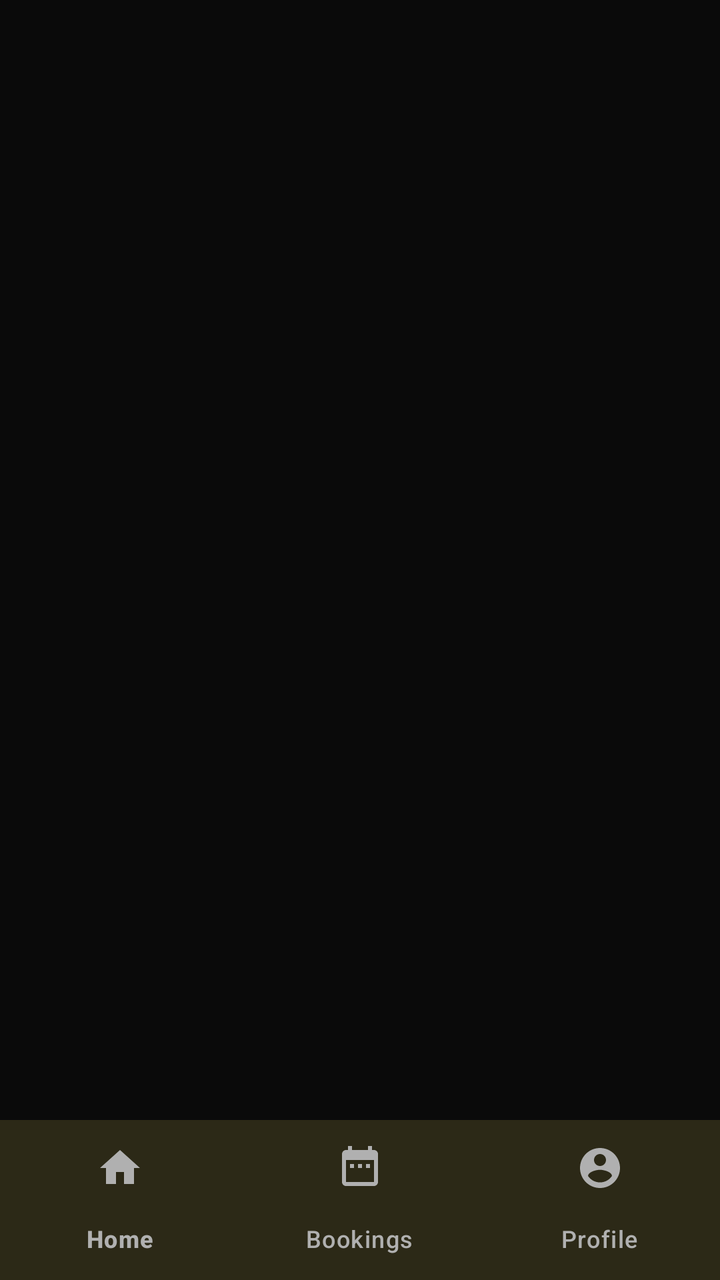
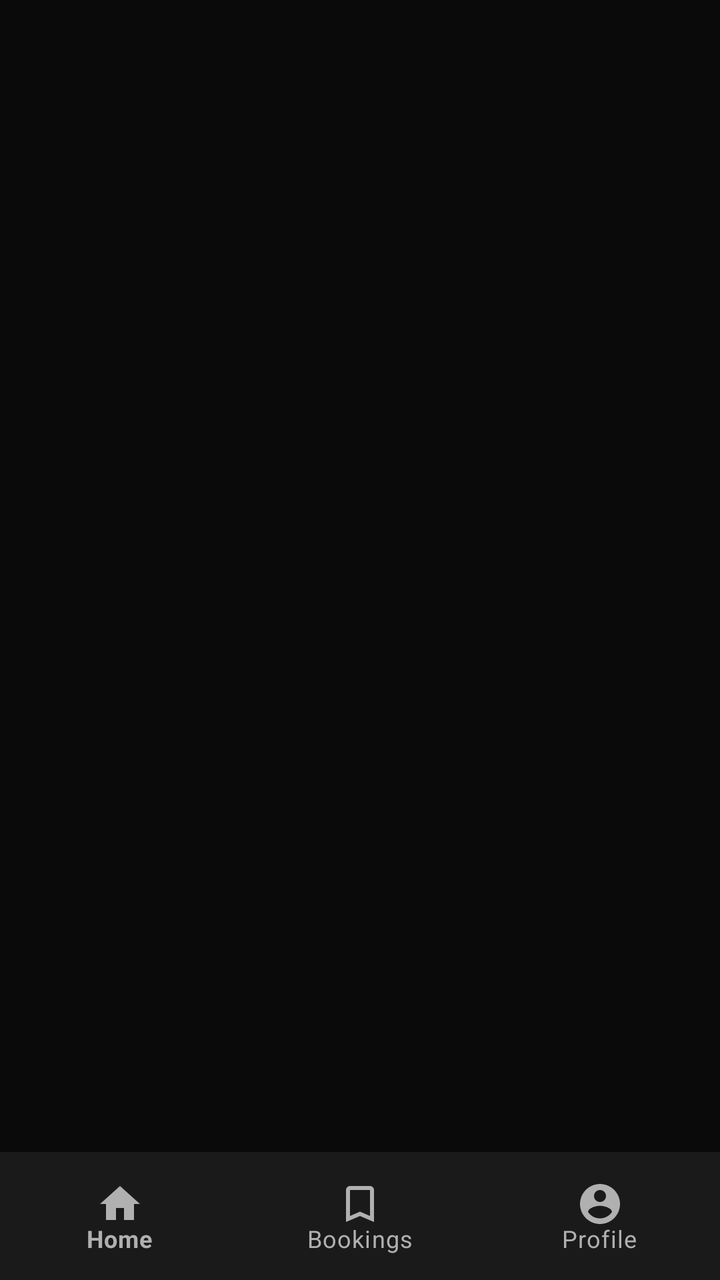

The first picture is an Android layout as it rendered before a commit; the second is the same layout after the commit. The layout source and the unified diff follow.
<!-- AndroidManifest.xml: application theme Theme.Slotify -->
<!-- res/layout/activity_main.xml -->
<?xml version="1.0" encoding="utf-8"?>
<androidx.constraintlayout.widget.ConstraintLayout
    xmlns:android="http://schemas.android.com/apk/res/android"
    xmlns:app="http://schemas.android.com/apk/res-auto"
    android:id="@+id/main"
    android:layout_width="match_parent"
    android:layout_height="match_parent"
    android:background="@color/background">

    <FrameLayout
        android:id="@+id/fragmentContainer"
        android:layout_width="match_parent"
        android:layout_height="0dp"
        app:layout_constraintTop_toTopOf="parent"
        app:layout_constraintBottom_toTopOf="@id/bottomNavigation" />

    <com.google.android.material.bottomnavigation.BottomNavigationView
        android:id="@+id/bottomNavigation"
        android:layout_width="match_parent"
        android:layout_height="wrap_content"
        android:background="@color/surface"
        app:itemIconTint="@color/nav_item_color"
        app:itemTextColor="@color/nav_item_color"
        app:labelVisibilityMode="labeled"
        app:layout_constraintBottom_toBottomOf="parent"
        app:menu="@menu/bottom_nav_menu" />

</androidx.constraintlayout.widget.ConstraintLayout>
<!-- resources referenced by this layout -->
<resources>
  <color name="background">#0A0A0A</color>
  <color name="nav_item_color">#B0B0B0</color>
  <color name="surface">#1A1A1A</color>
  <style name="Theme.Slotify" parent="Theme.Material3.DayNight.NoActionBar">
          
          <item name="colorPrimary">@color/primary</item>
          <item name="colorPrimaryVariant">@color/primary_dark</item>
          <item name="colorOnPrimary">@color/background</item>
  
          
          <item name="colorSecondary">@color/primary</item>
          <item name="colorSecondaryVariant">@color/primary_dark</item>
          <item name="colorOnSecondary">@color/background</item>
  
          
          <item name="android:colorBackground">@color/background</item>
          <item name="colorSurface">@color/surface</item>
          <item name="colorOnSurface">@color/text_primary</item>
  
          
          <item name="android:statusBarColor">@color/background</item>
          <item name="android:navigationBarColor">@color/background</item>
          <item name="android:windowLightStatusBar">false</item>
  
          
          <item name="colorError">@color/error</item>
          <item name="colorOnError">@color/white</item>
      </style>
  <color name="primary">#FFD700</color>
  <color name="primary_dark">#E6C200</color>
  <color name="text_primary">#FFFFFF</color>
  <color name="error">#F44336</color>
  <color name="white">#FFFFFF</color>
</resources>

<!-- the commit's change to res/layout/activity_main.xml (unified diff, before → after) -->
@@ -2,27 +2,35 @@
 <androidx.constraintlayout.widget.ConstraintLayout
     xmlns:android="http://schemas.android.com/apk/res/android"
     xmlns:app="http://schemas.android.com/apk/res-auto"
-    android:id="@+id/main"
     android:layout_width="match_parent"
     android:layout_height="match_parent"
-    android:background="@color/background">
+    android:background="@color/black_primary">
 
+    
     <FrameLayout
         android:id="@+id/fragmentContainer"
-        android:layout_width="match_parent"
+        android:layout_width="0dp"
         android:layout_height="0dp"
         app:layout_constraintTop_toTopOf="parent"
-        app:layout_constraintBottom_toTopOf="@id/bottomNavigation" />
+        app:layout_constraintBottom_toTopOf="@id/bottomNav"
+        app:layout_constraintStart_toStartOf="parent"
+        app:layout_constraintEnd_toEndOf="parent" />
 
+    
     <com.google.android.material.bottomnavigation.BottomNavigationView
-        android:id="@+id/bottomNavigation"
-        android:layout_width="match_parent"
-        android:layout_height="wrap_content"
-        android:background="@color/surface"
-        app:itemIconTint="@color/nav_item_color"
-        app:itemTextColor="@color/nav_item_color"
+        android:id="@+id/bottomNav"
+        android:layout_width="0dp"
+        android:layout_height="64dp"
+        android:background="@color/surface_card"
+        android:elevation="8dp"
+        android:paddingTop="6dp"
+        android:paddingBottom="6dp"
+        app:itemIconTint="@color/bottom_nav_color"
+        app:itemTextColor="@color/bottom_nav_color"
         app:labelVisibilityMode="labeled"
+        app:menu="@menu/bottom_nav_user"
         app:layout_constraintBottom_toBottomOf="parent"
-        app:menu="@menu/bottom_nav_menu" />
+        app:layout_constraintStart_toStartOf="parent"
+        app:layout_constraintEnd_toEndOf="parent" />
 
 </androidx.constraintlayout.widget.ConstraintLayout>
<!-- resource entries referenced after the edit -->
@@ -1,37 +1,24 @@
 <!-- resources referenced by this layout -->
 <resources>
-  <color name="background">#0A0A0A</color>
-  <color name="nav_item_color">#B0B0B0</color>
-  <color name="surface">#1A1A1A</color>
-  <style name="Theme.Slotify" parent="Theme.Material3.DayNight.NoActionBar">
-          
-          <item name="colorPrimary">@color/primary</item>
-          <item name="colorPrimaryVariant">@color/primary_dark</item>
-          <item name="colorOnPrimary">@color/background</item>
+  <color name="black_primary">#0A0A0A</color>
+  <color name="bottom_nav_color">#B0B0B0</color>
+  <color name="surface_card">#1A1A1A</color>
+  <style name="Theme.Slotify" parent="Theme.MaterialComponents.DayNight.NoActionBar">
   
-          
-          <item name="colorSecondary">@color/primary</item>
-          <item name="colorSecondaryVariant">@color/primary_dark</item>
-          <item name="colorOnSecondary">@color/background</item>
+          <item name="colorPrimary">@color/yellow_primary</item>
+          <item name="colorPrimaryVariant">@color/yellow_dark</item>
+          <item name="colorOnPrimary">@color/black_primary</item>
   
-          
-          <item name="android:colorBackground">@color/background</item>
-          <item name="colorSurface">@color/surface</item>
-          <item name="colorOnSurface">@color/text_primary</item>
+          <item name="colorSecondary">@color/yellow_primary</item>
+          <item name="colorOnSecondary">@color/black_primary</item>
   
-          
-          <item name="android:statusBarColor">@color/background</item>
-          <item name="android:navigationBarColor">@color/background</item>
+          <item name="android:windowBackground">@color/black_primary</item>
+          <item name="android:statusBarColor">@color/black_primary</item>
+          <item name="android:navigationBarColor">@color/black_primary</item>
           <item name="android:windowLightStatusBar">false</item>
   
-          
-          <item name="colorError">@color/error</item>
-          <item name="colorOnError">@color/white</item>
       </style>
-  <color name="primary">#FFD700</color>
-  <color name="primary_dark">#E6C200</color>
-  <color name="text_primary">#FFFFFF</color>
-  <color name="error">#F44336</color>
-  <color name="white">#FFFFFF</color>
+  <color name="yellow_primary">#FFD700</color>
+  <color name="yellow_dark">#E5C100</color>
 </resources>
 
